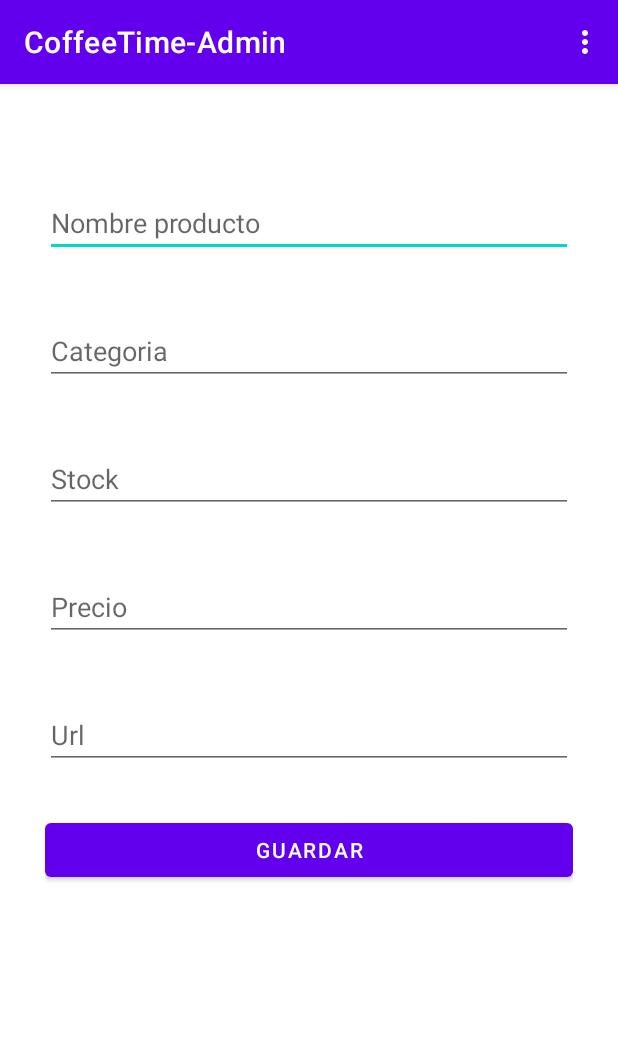
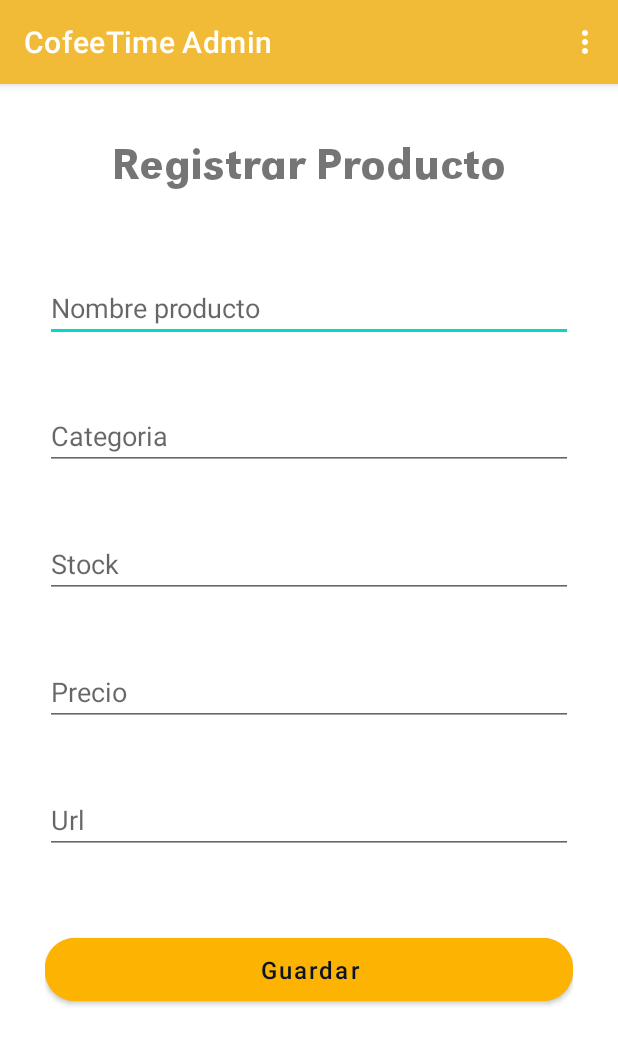
Before and after one commit to MarcoAtencio/CoffeTime-Admin, an Android app: the MainActivity screen opened directly, with no data from a screen before it, on a phone screen of 412 x 824 dp. Shown: the top 1045 px of the screen. Run offline under Robolectric (Android 15) with nearby library versions, the phone set to English and light mode, and no system bars; our stand-ins replace Firebase (no records; nobody signed in at launch, a user with empty details on screens opened directly).

Commit message:
refactor coffeTime-admin

```diff
--- a/app/src/main/res/layout/activity_main.xml
+++ b/app/src/main/res/layout/activity_main.xml
@@ -5,10 +5,21 @@
     android:layout_width="match_parent"
     android:orientation="vertical"
     android:layout_height="match_parent"
-    android:padding="30dp"
+    android:paddingTop="20dp"
+    android:paddingRight="30dp"
+    android:paddingLeft="30dp"
     tools:context=".MainActivity"
     tools:menu="@menu/main_menu">
+    <TextView
+        android:layout_width="match_parent"
+        android:layout_height="wrap_content"
+        android:textSize="30dp"
+        android:padding="15dp"
+        android:text="Registrar Producto"
+        android:textAlignment="center"
+        android:fontFamily="@font/grotesk_medium"
 
+        />
 
     <EditText
         android:id="@+id/txt_name"
@@ -59,8 +70,13 @@
         android:id="@+id/btn_save"
         android:layout_width="match_parent"
         android:layout_height="wrap_content"
-        android:layout_marginTop="30dp"
+        android:layout_marginTop="50dp"
+        android:backgroundTint="#FCB302"
         android:onClick="saveProduct"
-        android:text="@string/btn_save" />
-
+        android:text="@string/btn_save"
+        android:padding="10dp"
+        android:textColor="#0C1423"
+        android:textAllCaps="false"
+        android:textSize="16dp"
+        app:cornerRadius="20dp" />
 </LinearLayout>
--- a/app/src/main/res/values/strings.xml
+++ b/app/src/main/res/values/strings.xml
@@ -1,5 +1,5 @@
 <resources>
-    <string name="app_name">CoffeeTime-Admin</string>
+    <string name="app_name">CofeeTime Admin</string>
     <string name="btn_save">Guardar</string>
     <string name="btn_search">Buscar</string>
     <string name="btn_modify">Modificar</string>
--- a/app/src/main/res/values/themes.xml
+++ b/app/src/main/res/values/themes.xml
@@ -2,8 +2,8 @@
     <!-- Base application theme. -->
     <style name="Theme.CoffeeTimeAdmin" parent="Theme.MaterialComponents.DayNight.DarkActionBar">
         <!-- Primary brand color. -->
-        <item name="colorPrimary">@color/purple_500</item>
-        <item name="colorPrimaryVariant">@color/purple_700</item>
+        <item name="colorPrimary">#F2BB37</item>
+        <item name="colorPrimaryVariant">#F2BB37</item>
         <item name="colorOnPrimary">@color/white</item>
         <!-- Secondary brand color. -->
         <item name="colorSecondary">@color/teal_200</item>
```
Also changed, not shown: app/src/main/java/com/example/coffeetime_admin/MainActivity2.java (+25 -10 lines), app/src/main/java/com/example/coffeetime_admin/model/ListAdapter.java (added, +66 -0 lines), app/src/main/res/layout/activity_login_user.xml (+18 -0 lines), app/src/main/res/layout/activity_main2.xml (+6 -8 lines), app/src/main/res/layout/activity_register_user.xml (+24 -2 lines), app/src/main/res/layout/list_element.xml (added, +100 -0 lines), app/src/main/res/font/fontawesone_regular.otf (added), app/src/main/res/font/grotesk_medium.ttf (added).
